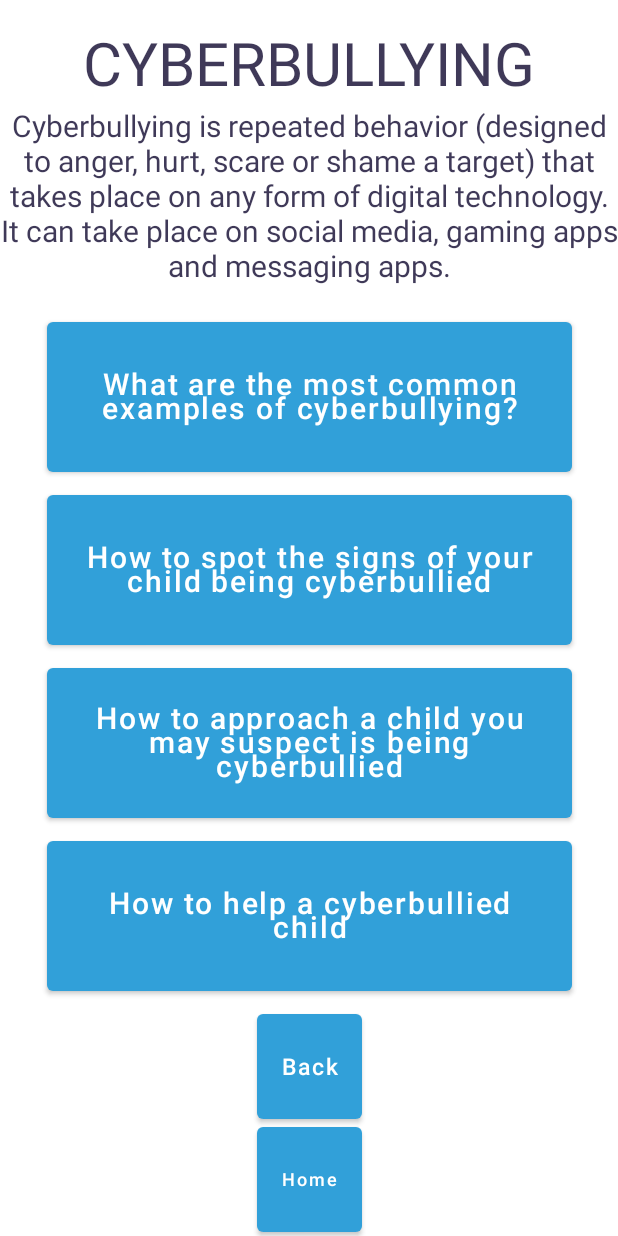
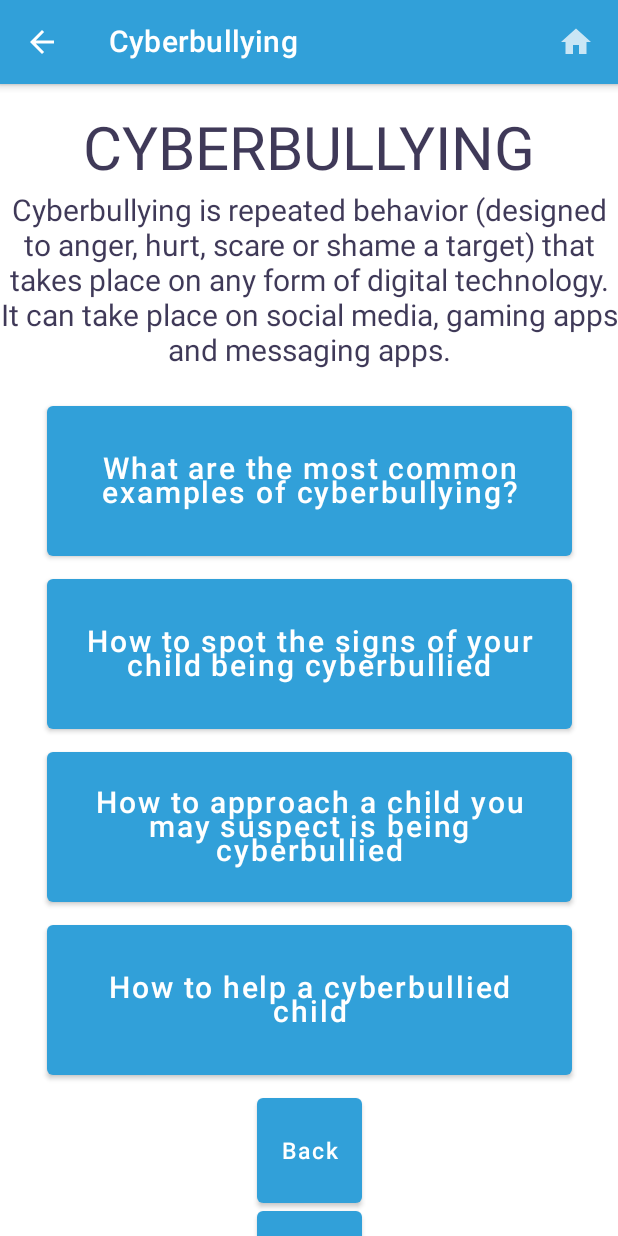
Before and after one commit to ManahalS/Hellosafe, an Android app built with Jetpack Compose: the @Preview function DefaultPreview, on a phone screen of 412 x 824 dp. Run offline under Robolectric (Android 15) with nearby library versions, the phone set to English and light mode, and no system bars; our stand-ins replace accompanist.

Commit message:
added the first of the top bars to the cyberbullying page!

```diff
--- a/app/src/main/java/com/example/simplenavigationcompose/ui/screens/Cyberbullying.kt
+++ b/app/src/main/java/com/example/simplenavigationcompose/ui/screens/Cyberbullying.kt
@@ -7,9 +7,16 @@ import androidx.compose.foundation.layout.fillMaxWidth
 import androidx.compose.foundation.layout.height
 import androidx.compose.foundation.rememberScrollState
 import androidx.compose.foundation.verticalScroll
+import androidx.compose.material.Icon
+import androidx.compose.material.IconButton
 import androidx.compose.material.MaterialTheme
 import androidx.compose.material.Surface
 import androidx.compose.material.Text
+import androidx.compose.material.TopAppBar
+import androidx.compose.material.icons.Icons
+import androidx.compose.material.icons.filled.ArrowBack
+import androidx.compose.material.icons.filled.Home
+import androidx.compose.material.primarySurface
 import androidx.compose.runtime.Composable
 import androidx.compose.ui.Alignment
 import androidx.compose.ui.Modifier
@@ -18,6 +25,38 @@ import androidx.compose.ui.tooling.preview.Preview
 import androidx.compose.ui.unit.dp
 import androidx.compose.ui.unit.sp
 import com.example.simplenavigationcompose.ui.theme.SimpleNavComposeAppTheme
+
+
+
+
+@Composable
+fun TopAppBarSample(
+    popBackStack: () -> Unit,
+    popUpToHome: () -> Unit,
+    function: () -> Unit,
+){
+    Column {
+        TopAppBar(
+            elevation = 4.dp,
+            title = {
+                Text("Cyberbullying",textAlign = TextAlign.Center)
+            },
+            backgroundColor =  MaterialTheme.colors.primarySurface,
+            navigationIcon = {
+                IconButton(onClick = popBackStack) {
+                    Icon(Icons.Filled.ArrowBack, null)
+                }
+            }, actions = {
+                IconButton(onClick = popUpToHome) {
+                    Icon(Icons.Filled.Home, null)
+                }
+            })
+
+    }
+}
+
+
+
 
 @Composable
 fun ProfileScreen(
@@ -30,12 +69,21 @@ fun ProfileScreen(
     navigateToCyberbullying4: (Int, Boolean) -> Unit,
     navigateToCyberbullying5: (Int, Boolean) -> Unit,
 
-    ) {
+    )
+
+{
     Column (
+
+
         modifier = Modifier
             .fillMaxWidth()
             .verticalScroll(rememberScrollState()),
         horizontalAlignment = Alignment.CenterHorizontally) {
+
+        TopAppBarSample(popBackStack =  popBackStack, popUpToHome = popUpToHome) {
+        }
+
+
         Spacer(modifier = Modifier.height(20.dp))
 
         Text("CYBERBULLYING", fontSize = 40.sp, textAlign = TextAlign.Center)
@@ -85,7 +133,7 @@ fun ProfileScreen(
     }
 }
 
-@Preview(showBackground = true)
+@Preview(showBackground = true, backgroundColor = 0xFFBB2020)
 @Composable
 private fun DefaultPreview() {
     SimpleNavComposeAppTheme(useSystemUiController = true) {
@@ -93,6 +141,13 @@ private fun DefaultPreview() {
             modifier = Modifier.fillMaxSize(),
             color = MaterialTheme.colors.background
         ) {
+
+            TopAppBarSample (
+                popBackStack = {},
+                popUpToHome = {},
+            ) {
+            }
+
             ProfileScreen(
                 id = 1,
                 showDetails = true,
@@ -104,6 +159,7 @@ private fun DefaultPreview() {
                 navigateToCyberbullying5 = { _, _ -> },
 
                 )
+
         }
     }
 }
--- a/app/src/main/java/com/example/simplenavigationcompose/ui/screens/Disinformation.kt
+++ b/app/src/main/java/com/example/simplenavigationcompose/ui/screens/Disinformation.kt
@@ -51,7 +51,7 @@ fun DisinformationScreen(
                 "\n" +
                 "1. Fake news that is deliberately published to make people believe untrue things.\n" +
                 "\n" +
-                "2.News and stories that may be partly true but some of the information might be exaggerated or untrue.",fontSize=20.sp,textAlign=TextAlign.Left)
+                "2.News and stories that may be partly true but some of the information might be exaggerated or untrue.",fontSize=20.sp,textAlign=TextAlign.Center)
 
         Spacer(modifier = Modifier.height(20.dp))
 
```
